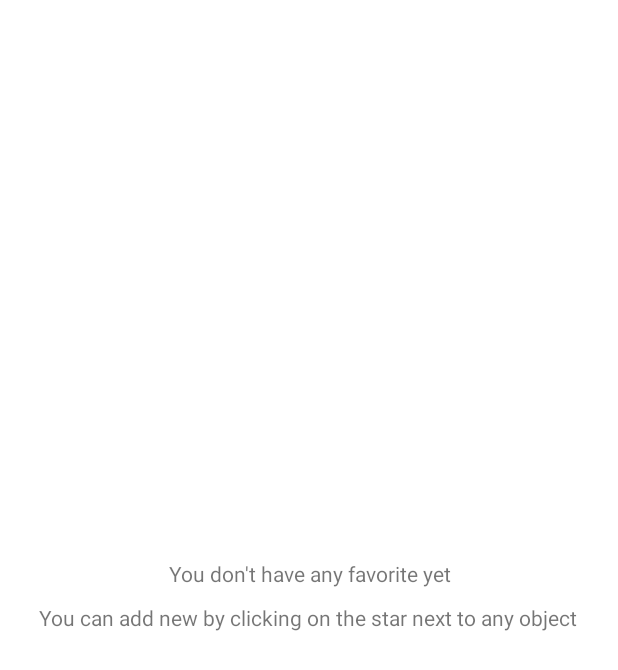
After one commit to AlexandreGRN/Stord, an Android app: the layout empty_favorite_item.xml on its own in the app's theme, with its tools: preview values and no code run, on a phone screen of 412 x 824 dp. The commit adds this screen. Shown: the top 670 px of the screen. Run offline under Robolectric (Android 15) with nearby library versions, the phone set to English and light mode, and no system bars.

Commit message:
When you don't have any favorite, the application show you a specific page

```diff
--- /dev/null
+++ b/app/src/main/res/layout/empty_favorite_item.xml
@@ -0,0 +1,29 @@
+<?xml version="1.0" encoding="utf-8"?>
+<RelativeLayout
+    xmlns:android="http://schemas.android.com/apk/res/android"
+    android:layout_width="match_parent"
+    android:layout_height="match_parent"
+    android:orientation="vertical">
+
+    <TextView
+        android:layout_width="match_parent"
+        android:layout_height="wrap_content"
+        android:layout_centerHorizontal="true"
+        android:layout_centerVertical="true"
+        android:layout_above="@id/idTVMsg"
+        android:padding="10dp"
+        android:text="@string/emptyFav1"
+        android:textAlignment="center"
+        android:gravity="center"/>
+
+    <TextView
+        android:id="@+id/idTVMsg"
+        android:layout_width="wrap_content"
+        android:layout_height="wrap_content"
+        android:layout_centerHorizontal="true"
+        android:layout_centerVertical="true"
+        android:text="@string/emptyFav2"
+        android:textAlignment="center"
+        android:gravity="center"/>
+
+</RelativeLayout>
--- a/app/src/main/res/values/strings.xml
+++ b/app/src/main/res/values/strings.xml
@@ -21,4 +21,8 @@
 
     <!-- Image description -->
     <string name="ImageDesc">PlaceHolderImageDesc</string>
+
+    <!-- Error -->
+    <string name="emptyFav1">You don\'t have any favorite yet</string>
+    <string name="emptyFav2">You can add new by clicking on the star next to any object</string>
 </resources>
```
Also changed, not shown: app/src/main/java/fr/tulkiidra/stord/fragments/FavoriteFragment.kt (+12 -14 lines).
